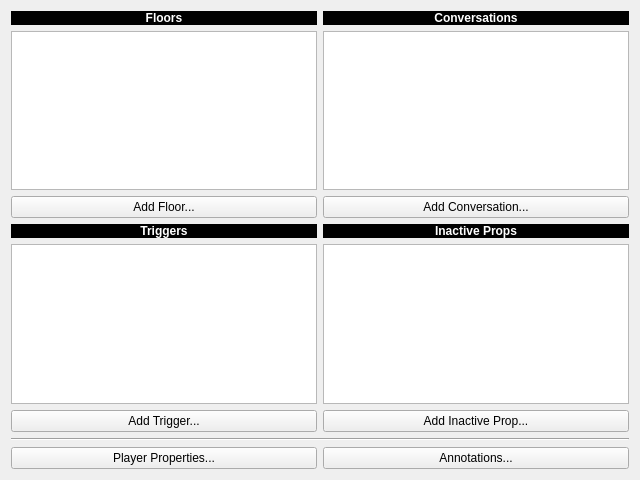
Old version of the form scenariowidget.ui in the repository millertime-homework/ERG-ScenarioBuilder.
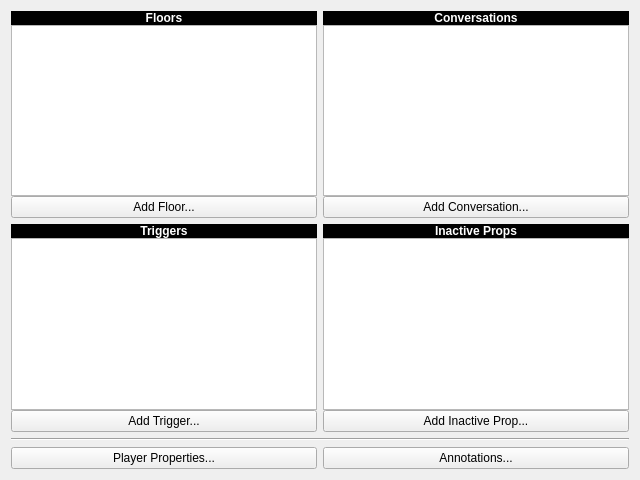
New version of the form.

Commit message: adjusted layout

Diff of the .ui file:
```diff
--- a/scenariowidget.ui
+++ b/scenariowidget.ui
@@ -15,6 +15,21 @@
   </property>
   <layout class="QGridLayout" name="gridLayout">
    <item row="0" column="0">
+    <widget class="QFrame" name="frame">
+     <property name="frameShape">
+      <enum>QFrame::NoFrame</enum>
+     </property>
+     <property name="frameShadow">
+      <enum>QFrame::Raised</enum>
+     </property>
+     <layout class="QVBoxLayout" name="verticalLayout">
+      <property name="spacing">
+       <number>0</number>
+      </property>
+      <property name="margin">
+       <number>0</number>
+      </property>
+      <item>
     <widget class="QLabel" name="label">
      <property name="styleSheet">
       <string notr="true">QLabel { color: white; background-color: black; font-weight: bold; }</string>
@@ -27,20 +42,35 @@
      </property>
     </widget>
    </item>
-   <item row="3" column="0">
-    <widget class="QLabel" name="label_3">
-     <property name="styleSheet">
-      <string notr="true">QLabel { color: white; background-color: black; font-weight: bold; }</string>
-     </property>
+      <item>
+       <widget class="QListWidget" name="floors"/>
+      </item>
+      <item>
+       <widget class="QPushButton" name="addFloor">
      <property name="text">
-      <string>Triggers</string>
-     </property>
-     <property name="alignment">
-      <set>Qt::AlignCenter</set>
-     </property>
+         <string>Add Floor...</string>
+        </property>
+       </widget>
+      </item>
+     </layout>
     </widget>
    </item>
    <item row="0" column="1">
+    <widget class="QFrame" name="frame_2">
+     <property name="frameShape">
+      <enum>QFrame::NoFrame</enum>
+     </property>
+     <property name="frameShadow">
+      <enum>QFrame::Raised</enum>
+     </property>
+     <layout class="QVBoxLayout" name="verticalLayout_2">
+      <property name="spacing">
+       <number>0</number>
+      </property>
+      <property name="margin">
+       <number>0</number>
+      </property>
+      <item>
     <widget class="QLabel" name="label_2">
      <property name="styleSheet">
       <string notr="true">QLabel { color: white; background-color: black; font-weight: bold; }</string>
@@ -53,80 +83,122 @@
      </property>
     </widget>
    </item>
-   <item row="3" column="1">
-    <widget class="QLabel" name="label_4">
-     <property name="styleSheet">
-      <string notr="true">QLabel { color: white; background-color: black; font-weight: bold; }</string>
-     </property>
-     <property name="text">
-      <string>Inactive Props</string>
-     </property>
-     <property name="alignment">
-      <set>Qt::AlignCenter</set>
-     </property>
-    </widget>
-   </item>
-   <item row="1" column="0">
-    <widget class="QListWidget" name="floors"/>
-   </item>
-   <item row="1" column="1">
+      <item>
     <widget class="QListWidget" name="conversations"/>
    </item>
-   <item row="4" column="0">
-    <widget class="QListWidget" name="triggers"/>
-   </item>
-   <item row="4" column="1">
-    <widget class="QListWidget" name="inactiveProps"/>
-   </item>
-   <item row="2" column="0">
-    <widget class="QPushButton" name="addFloor">
-     <property name="text">
-      <string>Add Floor...</string>
-     </property>
-    </widget>
-   </item>
-   <item row="2" column="1">
+      <item>
     <widget class="QPushButton" name="addConversation">
      <property name="text">
       <string>Add Conversation...</string>
      </property>
     </widget>
    </item>
-   <item row="5" column="0">
+     </layout>
+    </widget>
+   </item>
+   <item row="1" column="0">
+    <widget class="QFrame" name="frame_3">
+     <property name="frameShape">
+      <enum>QFrame::NoFrame</enum>
+     </property>
+     <property name="frameShadow">
+      <enum>QFrame::Raised</enum>
+     </property>
+     <layout class="QVBoxLayout" name="verticalLayout_3">
+      <property name="spacing">
+       <number>0</number>
+      </property>
+      <property name="margin">
+       <number>0</number>
+      </property>
+      <item>
+       <widget class="QLabel" name="label_3">
+        <property name="styleSheet">
+         <string notr="true">QLabel { color: white; background-color: black; font-weight: bold; }</string>
+        </property>
+        <property name="text">
+         <string>Triggers</string>
+        </property>
+        <property name="alignment">
+         <set>Qt::AlignCenter</set>
+        </property>
+       </widget>
+      </item>
+      <item>
+       <widget class="QListWidget" name="triggers"/>
+      </item>
+      <item>
     <widget class="QPushButton" name="addTrigger">
      <property name="text">
       <string>Add Trigger...</string>
      </property>
     </widget>
    </item>
-   <item row="5" column="1">
+     </layout>
+    </widget>
+   </item>
+   <item row="1" column="1">
+    <widget class="QFrame" name="frame_4">
+     <property name="frameShape">
+      <enum>QFrame::NoFrame</enum>
+     </property>
+     <property name="frameShadow">
+      <enum>QFrame::Raised</enum>
+     </property>
+     <layout class="QVBoxLayout" name="verticalLayout_4">
+      <property name="spacing">
+       <number>0</number>
+      </property>
+      <property name="margin">
+       <number>0</number>
+      </property>
+      <item>
+       <widget class="QLabel" name="label_4">
+        <property name="styleSheet">
+         <string notr="true">QLabel { color: white; background-color: black; font-weight: bold; }</string>
+        </property>
+        <property name="text">
+         <string>Inactive Props</string>
+        </property>
+        <property name="alignment">
+         <set>Qt::AlignCenter</set>
+        </property>
+       </widget>
+      </item>
+      <item>
+       <widget class="QListWidget" name="inactiveProps"/>
+      </item>
+      <item>
     <widget class="QPushButton" name="addInactiveProp">
      <property name="text">
       <string>Add Inactive Prop...</string>
      </property>
     </widget>
    </item>
-   <item row="7" column="0">
+     </layout>
+    </widget>
+   </item>
+   <item row="2" column="0" colspan="2">
+    <widget class="Line" name="line">
+     <property name="orientation">
+      <enum>Qt::Horizontal</enum>
+     </property>
+    </widget>
+   </item>
+   <item row="3" column="0">
     <widget class="QPushButton" name="player">
      <property name="text">
       <string>Player Properties...</string>
      </property>
     </widget>
    </item>
-   <item row="7" column="1">
+   <item row="3" column="1">
     <widget class="QPushButton" name="annotations">
      <property name="text">
       <string>Annotations...</string>
      </property>
     </widget>
    </item>
-   <item row="6" column="0" colspan="2">
-    <widget class="Line" name="line">
-     <property name="orientation">
-      <enum>Qt::Horizontal</enum>
-     </property>
-    </widget>
-   </item>
   </layout>
  </widget>
  <resources/>
```
Lines whose indentation alone changed are shown as unchanged.
